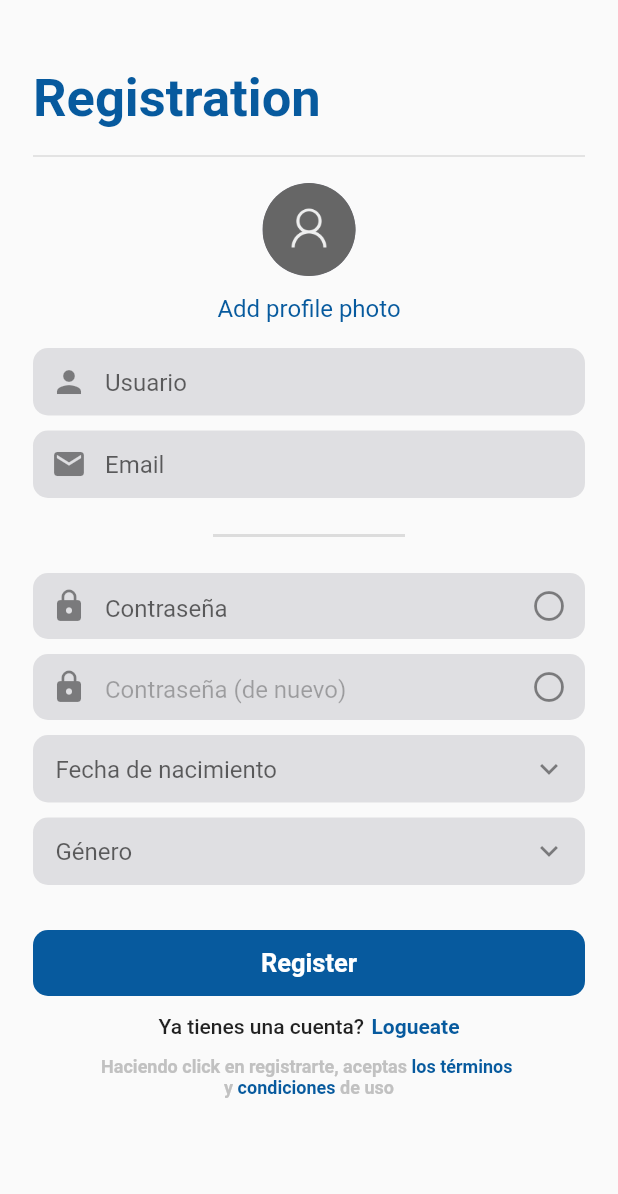
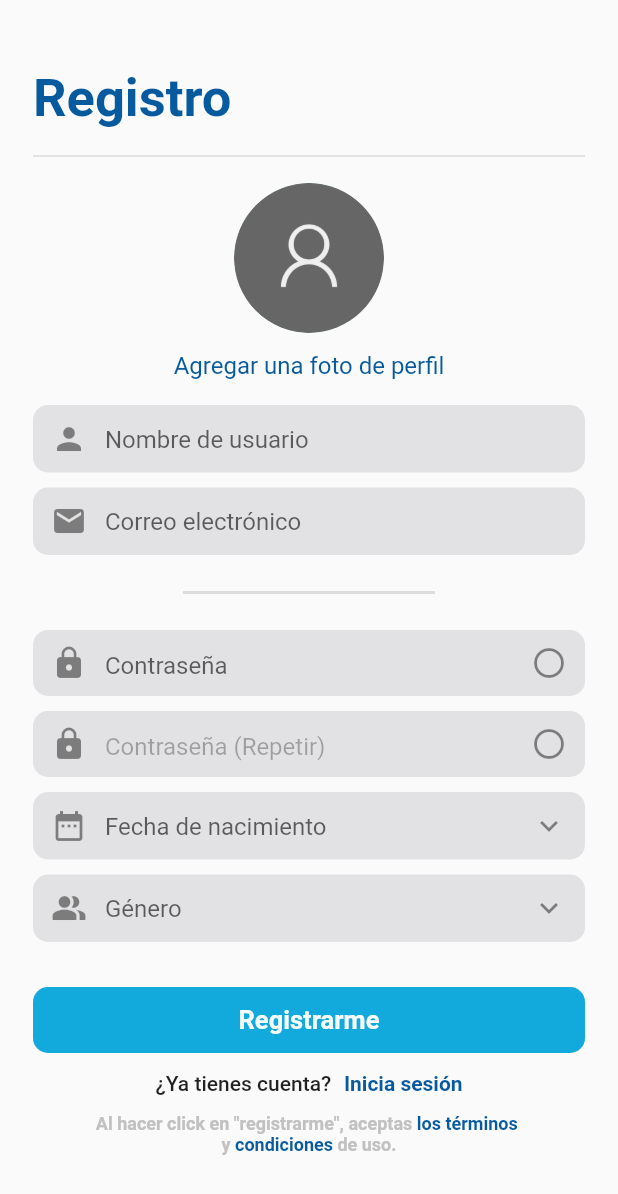
Before and after one commit to 203413/fluchat, a Flutter app: the RegistrationPage screen opened directly, on a phone screen of 412 x 824 dp. Shown: the top 1194 px of the screen. Run offline on Flutter 3.47's test engine with Material 2 defaults, Android fonts, the phone set to English and light mode, and no system bars; our stand-ins replace audioplayers, bloc, bubble, cached_network_image, cloud_firestore, equatable and 11 more; missing offline and left inert: cloud_firestore_platform_interface, video_thumbnail; accounts and stored records are empty; network calls fail.

Commit message:
updated presentations/pages
views updated

```diff
--- a/lib/features/AuthUsers/Presentation/pages/all_users_page.dart
+++ b/lib/features/AuthUsers/Presentation/pages/all_users_page.dart
@@ -41,13 +41,14 @@ class _AllUsersPageState extends State<AllUsersPage> {
                                 Icon(
                                   Icons.group,
                                   size: 40,
-                                  color: Colors.black.withOpacity(.4),
+                                  color: Color.fromARGB(255, 0, 0, 0)
+                                      .withOpacity(.4),
                                 ),
                                 SizedBox(
                                   height: 10,
                                 ),
                                 Text(
-                                  "No Users Found yet",
+                                  "Aún no hay usuarios",
                                   style: TextStyle(
                                       color: Colors.black.withOpacity(.2)),
                                 )
--- a/lib/features/AuthUsers/Presentation/pages/home_page.dart
+++ b/lib/features/AuthUsers/Presentation/pages/home_page.dart
@@ -132,7 +132,7 @@ class _HomePageState extends State<HomePage> {
                               Navigator.pop(context);
                               BlocProvider.of<AuthCubit>(context).loggedOut();
                             },
-                            child: Text("logout")),
+                            child: Text("Cerrar sesión")),
                         enabled: true,
                       ),
                     ];
--- a/lib/features/AuthUsers/Presentation/pages/registration_page.dart
+++ b/lib/features/AuthUsers/Presentation/pages/registration_page.dart
@@ -56,7 +56,7 @@ class _RegistrationPageState extends State<RegistrationPage> {
             });
           });
         } else {
-          print('No image selected.');
+          print('Sin imagen.');
         }
       });
     } catch (e) {
@@ -87,7 +87,8 @@ class _RegistrationPageState extends State<RegistrationPage> {
           }
           if (credentialState is CredentialFailure) {
             snackBarNetwork(
-                msg: "wrong email please check", scaffoldState: _scaffoldState);
+                msg: "Correo inválido, revise por favor.",
+                scaffoldState: _scaffoldState);
           }
         },
         builder: (context, credentialState) {
@@ -104,7 +105,7 @@ class _RegistrationPageState extends State<RegistrationPage> {
                     uid: authState.uid,
                   );
                 } else {
-                  print("Unauthenticsted");
+                  print("No autentificado");
                   return _bodyWidget();
                 }
               },
@@ -129,7 +130,7 @@ class _RegistrationPageState extends State<RegistrationPage> {
             Container(
                 alignment: Alignment.topLeft,
                 child: Text(
-                  'Registration',
+                  'Registro',
                   style: TextStyle(
                       fontSize: 35,
                       fontWeight: FontWeight.w700,
@@ -151,10 +152,10 @@ class _RegistrationPageState extends State<RegistrationPage> {
               child: Column(
                 children: [
                   Container(
-                    height: 62,
-                    width: 62,
+                    height: 100,
+                    width: 100,
                     decoration: BoxDecoration(
-                      color: color747480,
+                      color: Color.fromRGBO(214, 241, 246, 1),
                       borderRadius: BorderRadius.all(Radius.circular(50)),
                     ),
                     child: ClipRRect(
@@ -165,7 +166,7 @@ class _RegistrationPageState extends State<RegistrationPage> {
                     height: 12,
                   ),
                   Text(
-                    'Add profile photo',
+                    'Agregar una foto de perfil',
                     style: TextStyle(
                         fontSize: 16,
                         fontWeight: FontWeight.w400,
@@ -180,7 +181,7 @@ class _RegistrationPageState extends State<RegistrationPage> {
             TextFieldContainer(
               controller: _usernameController,
               keyboardType: TextInputType.text,
-              hintText: 'Usuario',
+              hintText: 'Nombre de usuario',
               prefixIcon: Icons.person,
             ),
             SizedBox(
@@ -189,7 +190,7 @@ class _RegistrationPageState extends State<RegistrationPage> {
             TextFieldContainer(
               controller: _emailController,
               keyboardType: TextInputType.emailAddress,
-              hintText: 'Email',
+              hintText: 'Correo electrónico',
               prefixIcon: Icons.mail,
             ),
             SizedBox(
@@ -197,8 +198,8 @@ class _RegistrationPageState extends State<RegistrationPage> {
             ),
             Divider(
               thickness: 2,
-              indent: 120,
-              endIndent: 120,
+              indent: 100,
+              endIndent: 100,
             ),
             SizedBox(
               height: 17,
@@ -244,7 +245,7 @@ class _RegistrationPageState extends State<RegistrationPage> {
                     prefixIcon: Icon(
                       Icons.lock,
                     ),
-                    hintText: 'Contraseña (de nuevo)',
+                    hintText: 'Contraseña (Repetir)',
                     hintStyle: TextStyle(color: Colors.black.withOpacity(0.3)),
                     border: InputBorder.none,
                     suffixIcon: GestureDetector(
@@ -266,7 +267,6 @@ class _RegistrationPageState extends State<RegistrationPage> {
               onTap: _modalBottomSheetDate,
               child: Container(
                 height: 45,
-                padding: EdgeInsets.only(left: 15),
                 decoration: BoxDecoration(
                     color: color747480.withOpacity(.2),
                     borderRadius: BorderRadius.all(Radius.circular(10))),
@@ -274,6 +274,7 @@ class _RegistrationPageState extends State<RegistrationPage> {
                   child: TextField(
                     controller: _dobController,
                     decoration: InputDecoration(
+                      prefixIcon: Icon(Icons.date_range),
                       hintText: 'Fecha de nacimiento',
                       suffixIcon: Icon(Icons.keyboard_arrow_down_sharp),
                       border: InputBorder.none,
@@ -289,7 +290,6 @@ class _RegistrationPageState extends State<RegistrationPage> {
               onTap: _genderModalBottomSheetMenu,
               child: Container(
                 height: 45,
-                padding: EdgeInsets.only(left: 15),
                 decoration: BoxDecoration(
                     color: color747480.withOpacity(.2),
                     borderRadius: BorderRadius.all(Radius.circular(10))),
@@ -297,6 +297,7 @@ class _RegistrationPageState extends State<RegistrationPage> {
                   child: TextField(
                     controller: _genderController,
                     decoration: InputDecoration(
+                      prefixIcon: Icon(Icons.people_alt),
                       hintText: 'Género',
                       suffixIcon: Icon(Icons.keyboard_arrow_down_sharp),
                       border: InputBorder.none,
@@ -318,12 +319,12 @@ class _RegistrationPageState extends State<RegistrationPage> {
                 width: MediaQuery.of(context).size.width,
                 decoration: BoxDecoration(
                   borderRadius: BorderRadius.all(Radius.circular(10)),
-                  color: darkPrimaryColor,
+                  color: Color.fromRGBO(18, 169, 221, 1),
                 ),
                 child: Text(
-                  'Register',
+                  'Registrarme',
                   style: TextStyle(
-                      color: Colors.white,
+                      color: Color.fromRGBO(247, 252, 252, 1),
                       fontSize: 17,
                       fontWeight: FontWeight.w700),
                 ),
@@ -337,7 +338,7 @@ class _RegistrationPageState extends State<RegistrationPage> {
                 mainAxisAlignment: MainAxisAlignment.center,
                 children: <Widget>[
                   Text(
-                    'Ya tienes una cuenta?',
+                    '¿Ya tienes cuenta? ',
                     style: TextStyle(fontSize: 14, fontWeight: FontWeight.w500),
                   ),
                   SizedBox(
@@ -349,7 +350,7 @@ class _RegistrationPageState extends State<RegistrationPage> {
                           context, PageConst.loginPage, (route) => false);
                     },
                     child: Text(
-                      'Logueate',
+                      'Inicia sesión',
                       style: TextStyle(
                           fontSize: 14,
                           fontWeight: FontWeight.w700,
@@ -367,7 +368,7 @@ class _RegistrationPageState extends State<RegistrationPage> {
                 mainAxisAlignment: MainAxisAlignment.center,
                 children: [
                   Text(
-                    'Haciendo click en registrarte, aceptas ',
+                    'Al hacer click en "registrarme", aceptas ',
                     style: TextStyle(
                         fontSize: 12,
                         fontWeight: FontWeight.w700,
@@ -402,7 +403,7 @@ class _RegistrationPageState extends State<RegistrationPage> {
                         fontWeight: FontWeight.w700),
                   ),
                   Text(
-                    'de uso',
+                    'de uso.',
                     style: TextStyle(
                         fontSize: 12,
                         fontWeight: FontWeight.w700,
@@ -611,7 +612,7 @@ class _RegistrationPageState extends State<RegistrationPage> {
                               },
                               child: Icon(Icons.close)),
                           Text(
-                            'Date of birth',
+                            'Fecha de nacimiento',
                             style: TextStyle(
                                 fontSize: 20, fontWeight: FontWeight.w700),
                           ),
@@ -647,25 +648,25 @@ class _RegistrationPageState extends State<RegistrationPage> {
 
   _submitSignUp() {
     if (_usernameController.text.isEmpty) {
-      toast('enter your username');
+      toast('Ingresa un nombre de usuario');
       return;
     }
     if (_emailController.text.isEmpty) {
-      toast('enter your email');
+      toast('Ingresa un correo electronico');
       return;
     }
     if (_passwordController.text.isEmpty) {
-      toast('enter your password');
+      toast('Ingresa una contraseña');
       return;
     }
     if (_passwordAgainController.text.isEmpty) {
-      toast('enter your again password');
+      toast('Repite la contraseña');
       return;
     }
 
     if (_passwordController.text == _passwordAgainController.text) {
     } else {
-      toast("both password must be same");
+      toast("Ambas contraseñas deben ser iguales");
       return;
     }
 
@@ -679,7 +680,7 @@ class _RegistrationPageState extends State<RegistrationPage> {
         dob: _dobController.text,
         password: _passwordController.text,
         isOnline: false,
-        status: "Hi! there i'm using this app",
+        status: "Hola! Estoy usando esta aplicación :)",
       ),
     );
   }
--- a/lib/features/AuthUsers/Presentation/widgets/theme/style.dart
+++ b/lib/features/AuthUsers/Presentation/widgets/theme/style.dart
@@ -9,5 +9,5 @@ final Color textPrimaryColor = Color.fromRGBO(33, 33, 33, 1);
 final Color dividerColor = Color.fromRGBO(189, 189, 189, 1);
 final Color textIconColorGray = Colors.black;
 final Color greenColor = Color.fromRGBO(7, 90, 158, 1);
-final color747480 = Color.fromRGBO(116, 116, 128, 1);
+final color747480 = Color.fromRGBO(128, 128, 141, 1);
 final colorC1C1C1 = Color.fromRGBO(193, 193, 193, 1);
--- a/lib/features/Chats/Presentation/pages/groups_page.dart
+++ b/lib/features/Chats/Presentation/pages/groups_page.dart
@@ -57,7 +57,7 @@ class GroupsPage extends StatelessWidget {
                                         height: 10,
                                       ),
                                       Text(
-                                        "No Group Created yet",
+                                        "Aún no hay grupos aquí",
                                         style: TextStyle(
                                             color:
                                                 Colors.black.withOpacity(.2)),
```
Also changed, not shown: lib/features/AuthUsers/Presentation/pages/login_page.dart (+26 -12 lines), lib/features/AuthUsers/Presentation/pages/profile_page.dart (+19 -16 lines), lib/features/Chats/Presentation/pages/create_group_page.dart (+46 -25 lines), lib/features/Chats/Presentation/pages/single_chat_page.dart (+55 -52 lines).
